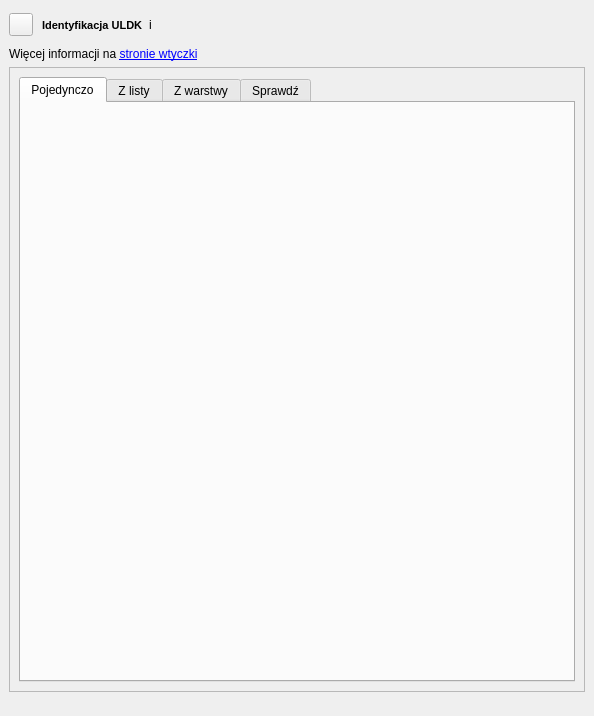
Old version of the form gissupport_plugin/modules/uldk/plugin_dockwidget_base.ui in the repository gis-support/gis-support-plugin.
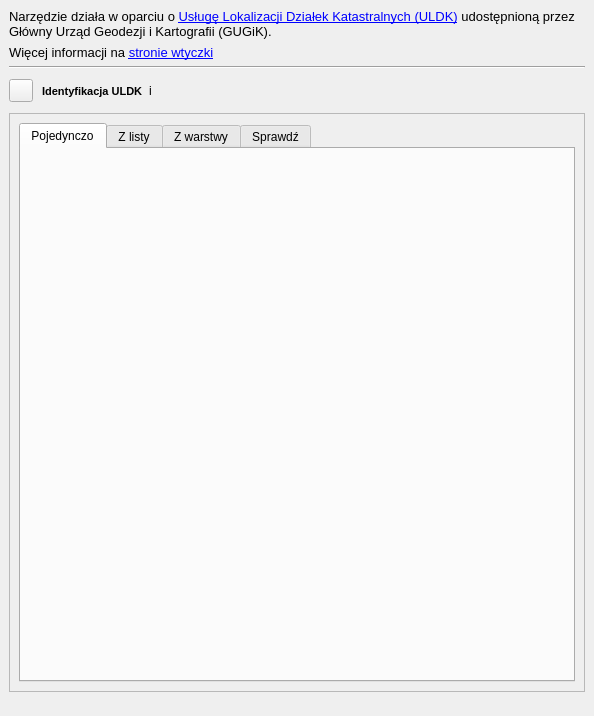
New version of the form.

```diff
--- a/gissupport_plugin/modules/uldk/plugin_dockwidget_base.ui
+++ b/gissupport_plugin/modules/uldk/plugin_dockwidget_base.ui
@@ -15,6 +15,42 @@
   </property>
   <widget class="QWidget" name="dockWidgetContents">
    <layout class="QVBoxLayout" name="verticalLayout_4">
+    <item>
+     <widget class="QLabel" name="infoLabel">
+      <property name="text">
+       <string>&lt;html&gt;&lt;head/&gt;&lt;body&gt;&lt;p&gt;&lt;span style=&quot; font-size:10pt;&quot;&gt;Narzędzie działa w oparciu o &lt;a href=&quot;https://uldk.gugik.gov.pl/opis.html&quot;&gt;&lt;span style=&quot; text-decoration: underline; color:#0000ff;&quot;&gt;Usługę Lokalizacji Działek Katastralnych (ULDK)&lt;/span&gt;&lt;/a&gt; udostępnioną przez Główny Urząd Geodezji i Kartografii (GUGiK).&lt;/span&gt;&lt;/p&gt;&lt;/body&gt;&lt;/html&gt;</string>
+      </property>
+      <property name="textFormat">
+       <enum>Qt::RichText</enum>
+      </property>
+      <property name="wordWrap">
+       <bool>true</bool>
+      </property>
+      <property name="openExternalLinks">
+       <bool>true</bool>
+      </property>
+     </widget>
+    </item>
+    <item>
+     <widget class="QLabel" name="label_uldk_info">
+      <property name="text">
+       <string>&lt;html&gt;&lt;head/&gt;&lt;body&gt;&lt;p  style=&quot; font-size:10pt;&quot;&gt;Więcej informacji na &lt;a href=&quot;https://gis-support.pl/wtyczka-gis-support/&quot;&gt;&lt;span style=&quot; text-decoration: underline; color:#0000ff;&quot;&gt;stronie wtyczki&lt;/span&gt;&lt;/a&gt;&lt;/p&gt;&lt;/body&gt;&lt;/html&gt;</string>
+      </property>
+      <property name="textFormat">
+       <enum>Qt::RichText</enum>
+      </property>
+      <property name="openExternalLinks">
+       <bool>true</bool>
+      </property>
+     </widget>
+    </item>
+    <item>
+     <widget class="Line" name="infoLine">
+      <property name="orientation">
+       <enum>Qt::Horizontal</enum>
+      </property>
+     </widget>
+    </item>
     <item>
      <widget class="QFrame" name="frame_4">
       <property name="sizePolicy">
@@ -109,7 +145,6 @@
             <property name="font">
              <font>
               <pointsize>8</pointsize>
-              <weight>75</weight>
               <bold>true</bold>
              </font>
             </property>
@@ -124,19 +159,6 @@
       </layout>
      </widget>
     </item>
-    <item>
-     <widget class="QLabel" name="label_uldk_info">
-      <property name="text">
-       <string>&lt;html&gt;&lt;head/&gt;&lt;body&gt;&lt;p&gt;Więcej informacji na &lt;a href=&quot;https://gis-support.pl/wtyczka-gis-support/&quot;&gt;&lt;span style=&quot; text-decoration: underline; color:#0000ff;&quot;&gt;stronie wtyczki&lt;/span&gt;&lt;/a&gt;&lt;/p&gt;&lt;/body&gt;&lt;/html&gt;</string>
-      </property>
-      <property name="textFormat">
-       <enum>Qt::RichText</enum>
-      </property>
-      <property name="openExternalLinks">
-       <bool>true</bool>
-      </property>
-     </widget>
-    </item>
     <item>
      <widget class="QScrollArea" name="scrollArea">
       <property name="widgetResizable">
@@ -147,8 +169,8 @@
         <rect>
          <x>0</x>
          <y>0</y>
-         <width>570</width>
-         <height>576</height>
+         <width>568</width>
+         <height>525</height>
         </rect>
        </property>
        <layout class="QVBoxLayout" name="verticalLayout_6">
```
Left out of the diff: 2 changed lines with no effect on the pictures.
